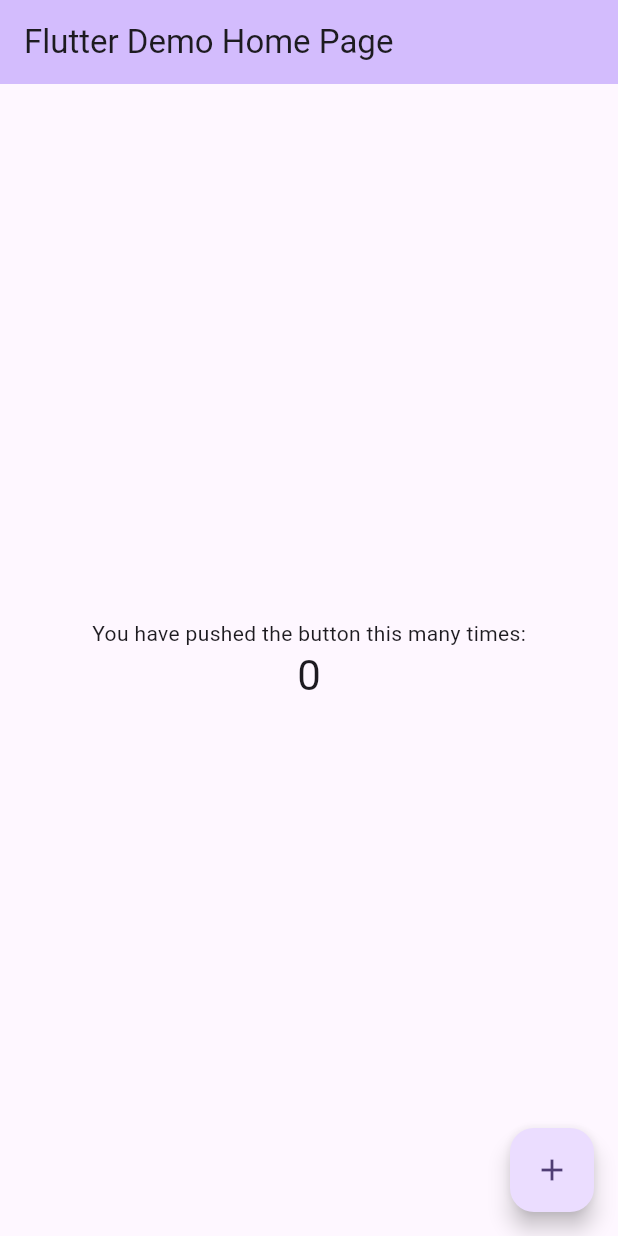
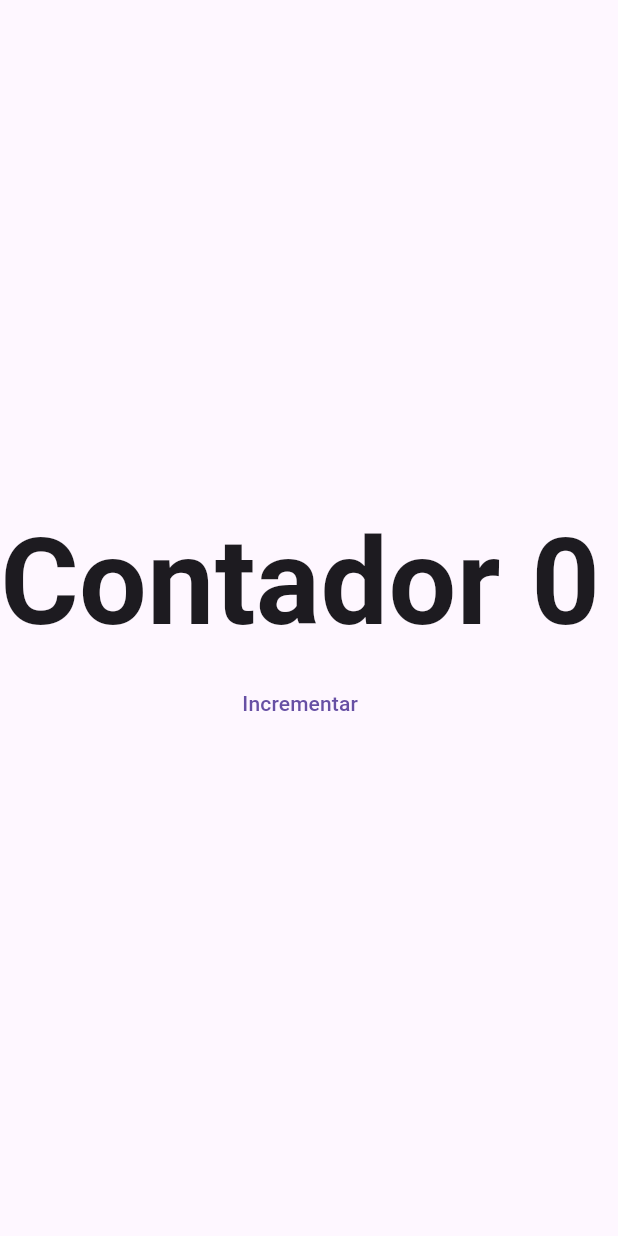
Before and after one commit to r4yb3l/courses-flutter-web, a Flutter app: the screen it shows after launch, on a phone screen of 412 x 824 dp. Run offline on Flutter 3.47's test engine with Material 3 defaults, Android fonts, the phone set to English and light mode, and no system bars.

Commit message:
1. Pagina de contador con Stateful Widget

```diff
--- a/bases_web/lib/main.dart
+++ b/bases_web/lib/main.dart
@@ -1,125 +1,28 @@
 import 'package:flutter/material.dart';
+import 'package:bases_web/ui/counter_page.dart';
 
-void main() {
-  runApp(const MyApp());
-}
+void main() => runApp(MyApp());
 
 class MyApp extends StatelessWidget {
-  const MyApp({super.key});
-
-  // This widget is the root of your application.
   @override
   Widget build(BuildContext context) {
     return MaterialApp(
-      title: 'Flutter Demo',
-      theme: ThemeData(
-        // This is the theme of your application.
-        //
-        // TRY THIS: Try running your application with "flutter run". You'll see
-        // the application has a purple toolbar. Then, without quitting the app,
-        // try changing the seedColor in the colorScheme below to Colors.green
-        // and then invoke "hot reload" (save your changes or press the "hot
-        // reload" button in a Flutter-supported IDE, or press "r" if you used
-        // the command line to start the app).
-        //
-        // Notice that the counter didn't reset back to zero; the application
-        // state is not lost during the reload. To reset the state, use hot
-        // restart instead.
-        //
-        // This works for code too, not just values: Most code changes can be
-        // tested with just a hot reload.
-        colorScheme: ColorScheme.fromSeed(seedColor: Colors.deepPurple),
-        useMaterial3: true,
+      debugShowCheckedModeBanner: false,
+      title: 'Material App',
+      initialRoute: 'stateful',
+      routes: {
+        'stateful': (context) => const CounterPage(),
+      },
+      home: Scaffold(
+        appBar: AppBar(
+          title: const Text('Bases web'),
+        ),
+        body: Center(
+          child: Container(
+            child: const Text('Hello World'),
+          ),
+        ),
       ),
-      home: const MyHomePage(title: 'Flutter Demo Home Page'),
     );
   }
 }
-
-class MyHomePage extends StatefulWidget {
-  const MyHomePage({super.key, required this.title});
-
-  // This widget is the home page of your application. It is stateful, meaning
-  // that it has a State object (defined below) that contains fields that affect
-  // how it looks.
-
-  // This class is the configuration for the state. It holds the values (in this
-  // case the title) provided by the parent (in this case the App widget) and
-  // used by the build method of the State. Fields in a Widget subclass are
-  // always marked "final".
-
-  final String title;
-
-  @override
-  State<MyHomePage> createState() => _MyHomePageState();
-}
-
-class _MyHomePageState extends State<MyHomePage> {
-  int _counter = 0;
-
-  void _incrementCounter() {
-    setState(() {
-      // This call to setState tells the Flutter framework that something has
-      // changed in this State, which causes it to rerun the build method below
-      // so that the display can reflect the updated values. If we changed
-      // _counter without calling setState(), then the build method would not be
-      // called again, and so nothing would appear to happen.
-      _counter++;
-    });
-  }
-
-  @override
-  Widget build(BuildContext context) {
-    // This method is rerun every time setState is called, for instance as done
-    // by the _incrementCounter method above.
-    //
-    // The Flutter framework has been optimized to make rerunning build methods
-    // fast, so that you can just rebuild anything that needs updating rather
-    // than having to individually change instances of widgets.
-    return Scaffold(
-      appBar: AppBar(
-        // TRY THIS: Try changing the color here to a specific color (to
-        // Colors.amber, perhaps?) and trigger a hot reload to see the AppBar
-        // change color while the other colors stay the same.
-        backgroundColor: Theme.of(context).colorScheme.inversePrimary,
-        // Here we take the value from the MyHomePage object that was created by
-        // the App.build method, and use it to set our appbar title.
-        title: Text(widget.title),
-      ),
-      body: Center(
-        // Center is a layout widget. It takes a single child and positions it
-        // in the middle of the parent.
-        child: Column(
-          // Column is also a layout widget. It takes a list of children and
-          // arranges them vertically. By default, it sizes itself to fit its
-          // children horizontally, and tries to be as tall as its parent.
-          //
-          // Column has various properties to control how it sizes itself and
-          // how it positions its children. Here we use mainAxisAlignment to
-          // center the children vertically; the main axis here is the vertical
-          // axis because Columns are vertical (the cross axis would be
-          // horizontal).
-          //
-          // TRY THIS: Invoke "debug painting" (choose the "Toggle Debug Paint"
-          // action in the IDE, or press "p" in the console), to see the
-          // wireframe for each widget.
-          mainAxisAlignment: MainAxisAlignment.center,
-          children: <Widget>[
-            const Text(
-              'You have pushed the button this many times:',
-            ),
-            Text(
-              '$_counter',
-              style: Theme.of(context).textTheme.headlineMedium,
-            ),
-          ],
-        ),
-      ),
-      floatingActionButton: FloatingActionButton(
-        onPressed: _incrementCounter,
-        tooltip: 'Increment',
-        child: const Icon(Icons.add),
-      ), // This trailing comma makes auto-formatting nicer for build methods.
-    );
-  }
-}
--- /dev/null
+++ b/bases_web/lib/ui/counter_page.dart
@@ -0,0 +1,34 @@
+import 'package:flutter/material.dart';
+
+class CounterPage extends StatefulWidget {
+  const CounterPage({super.key});
+
+  @override
+  State<CounterPage> createState() => _CounterPageState();
+}
+
+class _CounterPageState extends State<CounterPage> {
+  int counter = 0;
+
+  @override
+  Widget build(BuildContext context) {
+    return Scaffold(
+      body: Column(
+        mainAxisAlignment: MainAxisAlignment.center,
+        children: [
+          Text(
+            'Contador $counter',
+            style: TextStyle(fontSize: 80, fontWeight: FontWeight.bold),
+          ),
+          TextButton(
+              onPressed: () {
+                setState(() {
+                  counter++;
+                });
+              },
+              child: Text('Incrementar'))
+        ],
+      ),
+    );
+  }
+}
```
Also changed, not shown: 1 other file.
